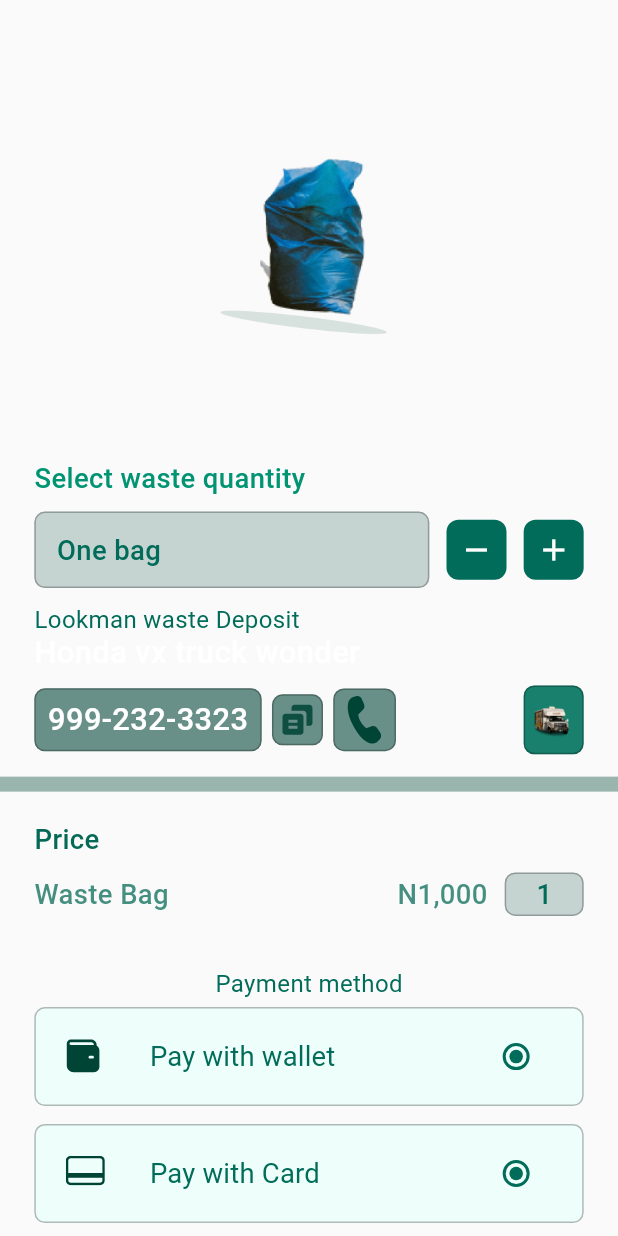
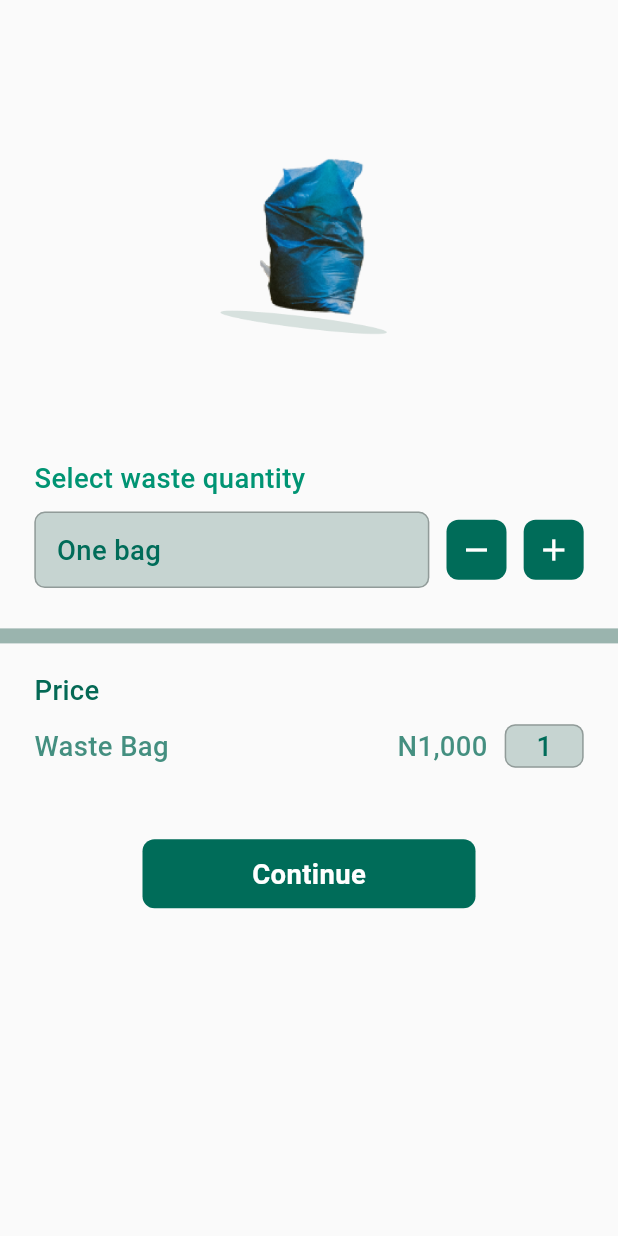
Before and after one commit to iamVictorSam/doti_app, a Flutter app: the MeteredWaste screen opened directly, on a phone screen of 412 x 824 dp. Run offline on Flutter 3.47's test engine with Material 2 defaults, Android fonts, the light colour scheme and no system bars; our stand-ins replace camera, flutter_screenutil, flutter_svg, get.

Commit message:
added cam

```diff
--- a/lib/metered_waste/metered_waste.dart
+++ b/lib/metered_waste/metered_waste.dart
@@ -1,12 +1,20 @@
 import 'package:doti_app/helper/constants.dart';
 import 'package:doti_app/home/home.dart';
+import 'package:doti_app/successScreen.dart';
 import 'package:flutter/material.dart';
 import 'package:flutter_screenutil/flutter_screenutil.dart';
 import 'package:flutter_svg/flutter_svg.dart';
 import 'package:get/get.dart';
 
-class MeteredWaste extends StatelessWidget {
+class MeteredWaste extends StatefulWidget {
   const MeteredWaste({Key? key}) : super(key: key);
+
+  @override
+  State<MeteredWaste> createState() => _MeteredWasteState();
+}
+
+class _MeteredWasteState extends State<MeteredWaste> {
+  bool _visible = false;
 
   @override
   Widget build(BuildContext context) {
@@ -150,7 +158,13 @@ class MeteredWaste extends StatelessWidget {
               height: 10.h,
             ),
             GestureDetector(
-              onTap: () {},
+              onTap: () {
+                if (_visible == false) {
+                  setState(() => _visible = true);
+                } else {
+                  Get.to(() => const SuccessScreen());
+                }
+              },
               child: Center(
                 child: CustomCard(
                     child: SizedBox(
@@ -175,7 +189,9 @@ class MeteredWaste extends StatelessWidget {
     );
   }
 
-  Widget _payment() => Padding(
+  Widget _payment() => Visibility(
+        visible: _visible,
+        child: Padding(
           padding: EdgeInsets.symmetric(horizontal: 20.w),
           child: Column(
             children: [
@@ -221,9 +237,12 @@ class MeteredWaste extends StatelessWidget {
               ),
             ],
           ),
+        ),
       );
 
-  Widget _truckDetails() => Padding(
+  Widget _truckDetails() => Visibility(
+        visible: _visible,
+        child: Padding(
           padding: EdgeInsets.symmetric(horizontal: 20.w),
           child: Column(
             crossAxisAlignment: CrossAxisAlignment.start,
@@ -249,21 +268,29 @@ class MeteredWaste extends StatelessWidget {
                 children: [
                   Row(
                     children: [
-                    BorderBox(
+                      SizedBox(
+                        height: 35.h,
+                        child: BorderBox(
                           color: const Color.fromRGBO(0, 68, 53, 0.58),
                           child: Padding(
                             padding: const EdgeInsets.all(4.0),
                             child: Text('999-232-3323',
                                 style: TextStyle(
-                                fontSize: 18.sp, fontWeight: FontWeight.w500)),
+                                    fontSize: 18.sp,
+                                    fontWeight: FontWeight.w500)),
                           ),
                         ),
-                    SizedBox(width: 6.w),
-                    BorderBox(
+                      ),
+                      SizedBox(width: 10.w),
+                      SizedBox(
+                        height: 35.h,
+                        width: 35.h,
+                        child: BorderBox(
                           color: const Color.fromRGBO(0, 68, 53, 0.58),
                           child: SvgPicture.asset('assets/icon/copy.svg'),
                         ),
-                    SizedBox(width: 6.w),
+                      ),
+                      SizedBox(width: 10.w),
                       SizedBox(
                         height: 35.h,
                         width: 35.h,
@@ -287,6 +314,7 @@ class MeteredWaste extends StatelessWidget {
               )
             ],
           ),
+        ),
       );
 }
 
--- a/lib/waste_selection/waste_selection.dart
+++ b/lib/waste_selection/waste_selection.dart
@@ -1,5 +1,6 @@
 import 'package:doti_app/home/home.dart';
 import 'package:doti_app/metered_waste/metered_waste.dart';
+import 'package:doti_app/unmetered_waste/unmetered_waste.dart';
 import 'package:flutter/material.dart';
 import 'package:flutter_screenutil/flutter_screenutil.dart';
 import 'package:flutter_svg/svg.dart';
@@ -42,6 +43,7 @@ class WasteSelection extends StatelessWidget {
               CustomCard(
                   color: const Color.fromRGBO(0, 68, 53, 1),
                   child: ListTile(
+                    onTap: () => Get.to(() => const UnmeteredWasteScreen()),
                     leading: CustomCard(
                         padding: 5,
                         color: const Color.fromRGBO(0, 175, 132, 1),
```
Also changed, not shown: lib/successScreen.dart (+14 -1 lines), lib/unmetered_waste/unmetered_waste.dart (added, +73 -0 lines), assets/icon/bolt.svg (added), assets/icon/capture.svg (added). Lines whose indentation alone changed are shown as unchanged.
